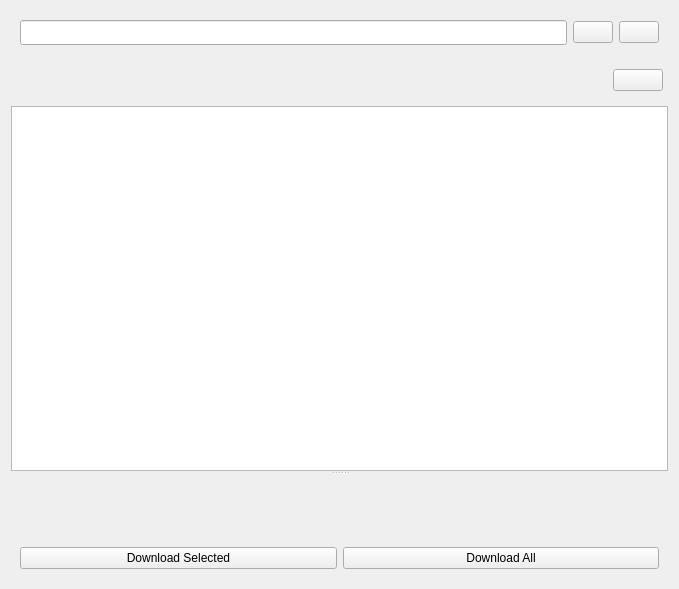
Before: the Qt Designer form sVanilla/src/ClientUi/VideoList/VideoWidget.ui in WangPengZhan/sVanilla, drawn with Qt 5.
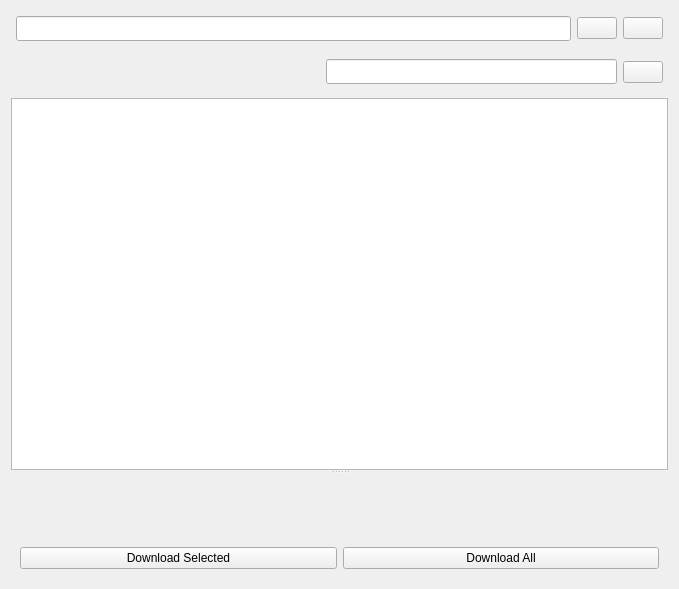
After: the same form once the commit is applied. Icons and pictures are not drawn. Custom widgets are drawn as their Qt base class.

Commit message:
feature(VidePage): adjust ui
- added an animation to the search box;
- change add svg.

Patch:
```diff
--- a/sVanilla/src/ClientUi/VideoList/VideoWidget.ui
+++ b/sVanilla/src/ClientUi/VideoList/VideoWidget.ui
@@ -14,6 +14,18 @@
    <item>
     <widget class="QWidget" name="widget" native="true">
      <layout class="QHBoxLayout" name="horizontalLayout_3">
+      <property name="leftMargin">
+       <number>5</number>
+      </property>
+      <property name="topMargin">
+       <number>5</number>
+      </property>
+      <property name="rightMargin">
+       <number>5</number>
+      </property>
+      <property name="bottomMargin">
+       <number>5</number>
+      </property>
       <item>
        <widget class="::AddLinkLineEdit" name="lineEdit">
         <property name="sizePolicy">
@@ -103,6 +115,13 @@
       <item>
        <widget class="Vanilla::ToggleButton" name="btnSwitch" native="true"/>
       </item>
+      <item>
+       <widget class="QLabel" name="labelPlayListTitle">
+        <property name="text">
+         <string/>
+        </property>
+       </widget>
+      </item>
       <item>
        <spacer name="horizontalSpacer">
         <property name="orientation">
@@ -117,13 +136,17 @@
        </spacer>
       </item>
       <item>
-       <widget class="QPushButton" name="btnAddLink">
+       <widget class="::SearchLineEdit" name="lineEditSearch">
         <property name="minimumSize">
          <size>
-          <width>50</width>
-          <height>0</height>
+          <width>0</width>
+          <height>25</height>
          </size>
         </property>
+       </widget>
+      </item>
+      <item>
+       <widget class="QPushButton" name="btnSearch">
         <property name="text">
          <string/>
         </property>
@@ -132,7 +155,7 @@
           <normaloff>:/icon/home/search.svg</normaloff>:/icon/home/search.svg</iconset>
         </property>
         <property name="_vanillaStyle_Patch" stdset="0">
-         <string>CustomIconColorButtonPatch</string>
+         <string>CleanButtonPatch</string>
         </property>
        </widget>
       </item>
@@ -286,6 +309,11 @@
    <header>ClientUi/VideoList/VideoInfoWidget.h</header>
    <container>1</container>
   </customwidget>
+  <customwidget>
+   <class>::SearchLineEdit</class>
+   <extends>QLineEdit</extends>
+   <header>SUI/SearchLineEdit.h</header>
+  </customwidget>
  </customwidgets>
  <resources>
   <include location="../../../resource/sVanilla.qrc"/>
```
The commit also changes 7 other files.
